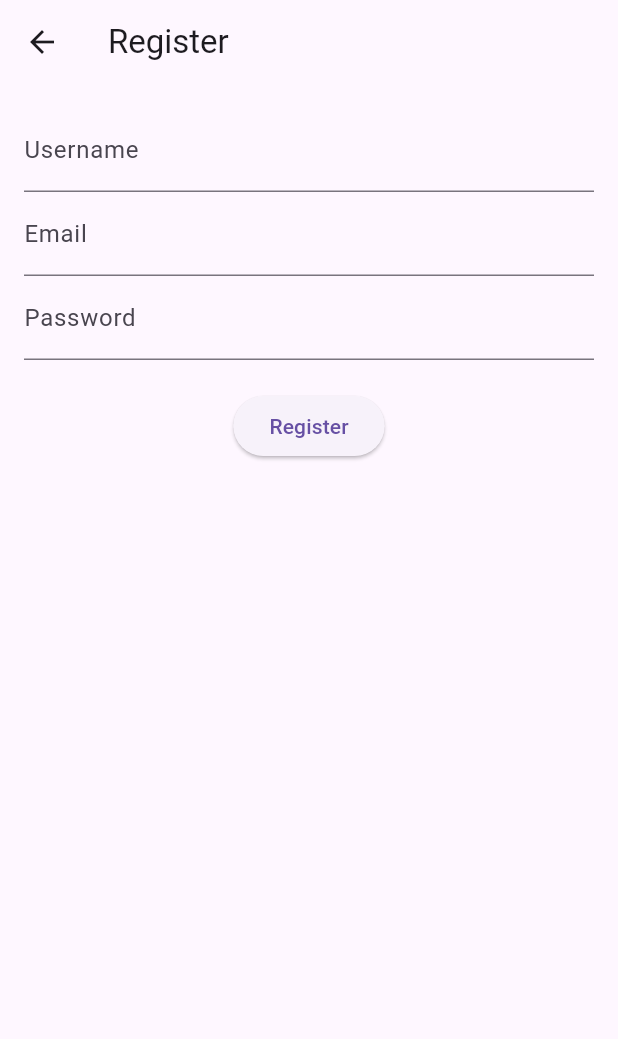
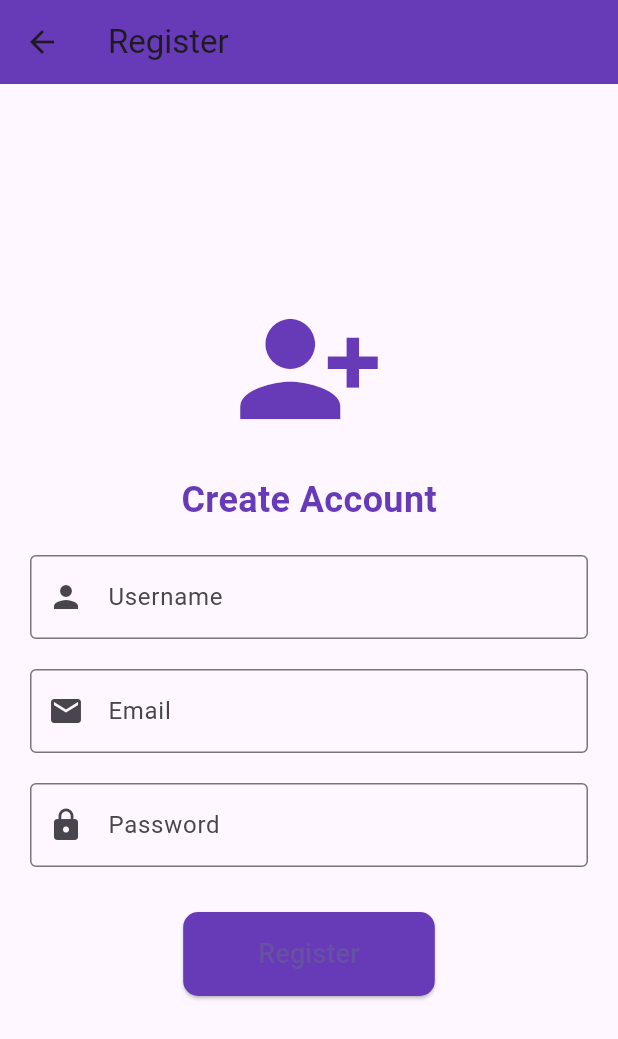
Before and after one commit to mezamarco14/Simulapp, a Flutter app: the RegisterPage screen opened directly, on a phone screen of 412 x 824 dp. Shown: the top 1039 px of the screen. Run offline on Flutter 3.47's test engine with Material 3 defaults, Android fonts, the phone set to English and light mode, and no system bars; our stand-ins replace cloud_firestore, firebase_auth, firebase_core, table_calendar; accounts and stored records are empty.

Commit message:
Update register

```diff
--- a/simulapp/lib/src/iu/register.dart
+++ b/simulapp/lib/src/iu/register.dart
@@ -36,30 +36,70 @@
   @override
   Widget build(BuildContext context) {
     return Scaffold(
-      appBar: AppBar(title: Text('Register')),
-      body: Padding(
-        padding: EdgeInsets.all(16.0),
+      appBar: AppBar(
+        title: Text('Register'),
+        backgroundColor: Colors.deepPurple,  // Color del AppBar
+      ),
+      body: Center(
+        child: SingleChildScrollView(
+          padding: EdgeInsets.all(20.0),
           child: Column(
+            mainAxisAlignment: MainAxisAlignment.center,
             children: [
+              Icon(Icons.person_add_alt_1, size: 100, color: Colors.deepPurple),  // Icono decorativo
+              SizedBox(height: 20),
+              Text(
+                'Create Account',
+                style: TextStyle(
+                  fontSize: 24,
+                  fontWeight: FontWeight.bold,
+                  color: Colors.deepPurple,
+                ),
+              ),
+              SizedBox(height: 20),
               TextField(
                 controller: _usernameController,
-              decoration: InputDecoration(labelText: 'Username'),
+                decoration: InputDecoration(
+                  labelText: 'Username',
+                  border: OutlineInputBorder(),
+                  prefixIcon: Icon(Icons.person),
                 ),
+              ),
+              SizedBox(height: 20),
               TextField(
                 controller: _emailController,
-              decoration: InputDecoration(labelText: 'Email'),
+                keyboardType: TextInputType.emailAddress,
+                decoration: InputDecoration(
+                  labelText: 'Email',
+                  border: OutlineInputBorder(),
+                  prefixIcon: Icon(Icons.email),
                 ),
+              ),
+              SizedBox(height: 20),
               TextField(
                 controller: _passwordController,
-              decoration: InputDecoration(labelText: 'Password'),
                 obscureText: true,
+                decoration: InputDecoration(
+                  labelText: 'Password',
+                  border: OutlineInputBorder(),
+                  prefixIcon: Icon(Icons.lock),
+                ),
+              ),
+              SizedBox(height: 30),
+              ElevatedButton(
+                onPressed: registerUser,
+                style: ElevatedButton.styleFrom(
+                  backgroundColor: Colors.deepPurple,  // Color del botón
+                  padding: EdgeInsets.symmetric(horizontal: 50, vertical: 15),
+                  shape: RoundedRectangleBorder(
+                    borderRadius: BorderRadius.circular(10),
+                  ),
+                ),
+                child: Text('Register', style: TextStyle(fontSize: 18)),
               ),
               SizedBox(height: 20),
-            ElevatedButton(
-              onPressed: registerUser,
-              child: Text('Register'),
+            ],
           ),
-          ],
         ),
       ),
     );
```
Lines whose indentation alone changed are shown as unchanged.
